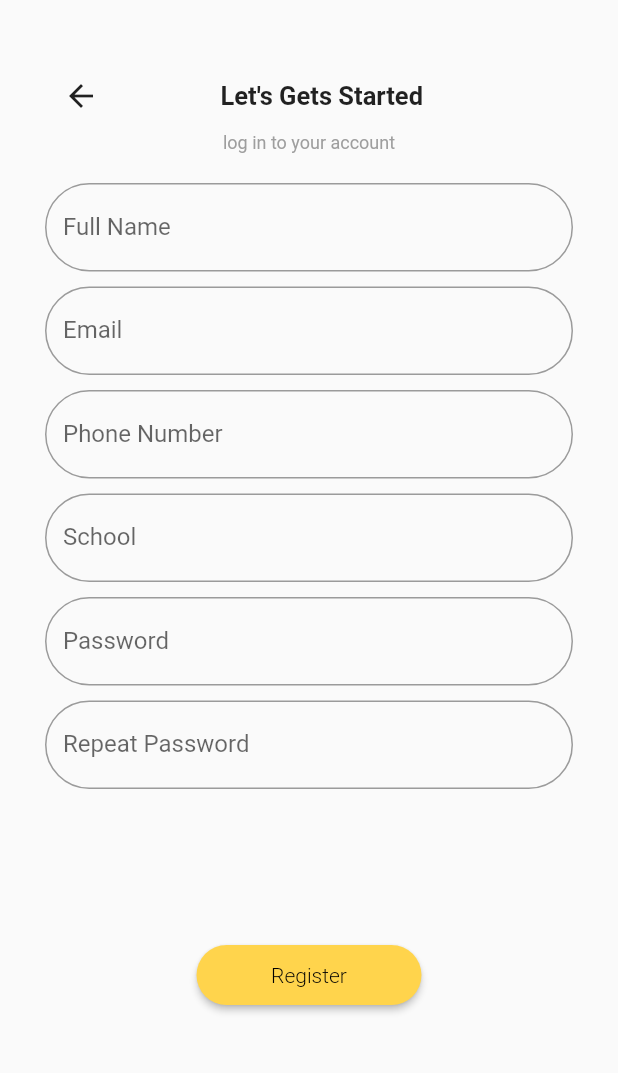
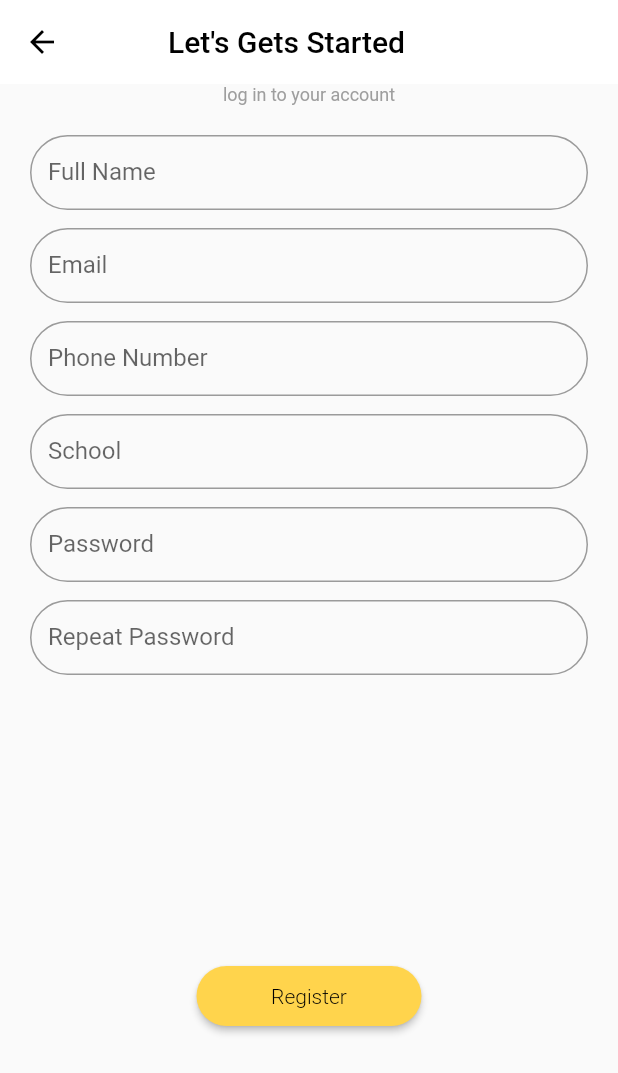
Before and after one commit to Mobile-Apps-Unpak/TA-Mobpro, a Flutter app: the screen it shows after launch, on a phone screen of 412 x 824 dp. Shown: the top 1073 px of the screen. Run offline on Flutter 3.47's test engine with Material 2 defaults, Android fonts, the phone set to English and light mode, and no system bars.

Commit message:
Update regist_page.dart

```diff
--- a/mobile/lib/regist_page.dart
+++ b/mobile/lib/regist_page.dart
@@ -6,84 +6,108 @@ class RegistPage extends StatelessWidget {
   @override
   Widget build(BuildContext context) {
     return MaterialApp(
+      debugShowCheckedModeBanner: false,
       home: Scaffold(
-        body: Container(
-          margin: EdgeInsets.fromLTRB(30, 40, 30, 0),
-          child: Column(
-            children: [
-              Container(
-                padding: EdgeInsets.only(right: 100),
-                child: Row(
-                  mainAxisAlignment: MainAxisAlignment.spaceBetween,
-                  children: [
-                    IconButton(onPressed: () {}, icon: Icon(Icons.arrow_back)),
-                    Text("Let's Gets Started",
+        appBar: AppBar(
+            leading: IconButton(
+              onPressed: () {},
+              icon: Icon(Icons.arrow_back),
+              color: Colors.black,
+            ),
+            title: Padding(
+              padding: EdgeInsets.only(left: 40),
+              child: Text(
+                "Let's Gets Started",
                 style: TextStyle(
-                            fontSize: 17, fontWeight: FontWeight.w600))
-                  ],
+                  color: Colors.black,
                 ),
               ),
-              Column(
+            ),
+            actions: [],
+            backgroundColor: Colors.white,
+            elevation: 0.0),
+        body: SingleChildScrollView(
+          child: Column(
             children: [
               Text("log in to your account",
                   style: TextStyle(fontSize: 12, color: Colors.grey)),
-                  SizedBox(height: 20),
-                  TextField(
+              Container(
+                height: 400,
+                padding: EdgeInsets.all(20),
+                child: Column(
+                  mainAxisAlignment: MainAxisAlignment.spaceBetween,
+                  children: [
+                    SizedBox(
+                      height: 50,
+                      child: TextField(
                           decoration: InputDecoration(
                         labelText: 'Full Name',
                         border: OutlineInputBorder(
                             borderRadius: BorderRadius.circular(30)),
                       )),
-                  SizedBox(height: 10),
-                  TextField(
+                    ),
+                    SizedBox(
+                      height: 50,
+                      child: TextField(
                           decoration: InputDecoration(
                         labelText: 'Email',
                         border: OutlineInputBorder(
                             borderRadius: BorderRadius.circular(30)),
                       )),
-                  SizedBox(height: 10),
-                  TextField(
+                    ),
+                    SizedBox(
+                      height: 50,
+                      child: TextField(
                           decoration: InputDecoration(
                         labelText: 'Phone Number',
                         border: OutlineInputBorder(
                             borderRadius: BorderRadius.circular(30)),
                       )),
-                  SizedBox(height: 10),
-                  TextField(
+                    ),
+                    SizedBox(
+                      height: 50,
+                      child: TextField(
                           decoration: InputDecoration(
                         labelText: 'School',
                         border: OutlineInputBorder(
                             borderRadius: BorderRadius.circular(30)),
                       )),
-                  SizedBox(height: 10),
-                  TextField(
+                    ),
+                    SizedBox(
+                      height: 50,
+                      child: TextField(
                           obscureText: true,
                           decoration: InputDecoration(
                             labelText: 'Password',
                             border: OutlineInputBorder(
                                 borderRadius: BorderRadius.circular(30)),
                           )),
-                  SizedBox(height: 10),
-                  TextField(
+                    ),
+                    SizedBox(
+                      height: 50,
+                      child: TextField(
                           obscureText: true,
                           decoration: InputDecoration(
                             labelText: 'Repeat Password',
                             border: OutlineInputBorder(
                                 borderRadius: BorderRadius.circular(30)),
                           )),
-                  SizedBox(height: 100),
+                    ),
+                  ],
+                ),
+              ),
+              SizedBox(
+                height: 170,
+              ),
               ElevatedButton(
                   onPressed: () {},
                   child: Text("Register",
                       style: TextStyle(
-                              color: Colors.black,
-                              fontWeight: FontWeight.w300)),
+                          color: Colors.black, fontWeight: FontWeight.w300)),
                   style: ElevatedButton.styleFrom(
                       minimumSize: Size(150, 40),
                       shape: StadiumBorder(),
                       primary: Color.fromARGB(255, 255, 212, 76))),
-                ],
-              ),
             ],
           ),
         ),
```
Lines whose indentation alone changed are shown as unchanged.
